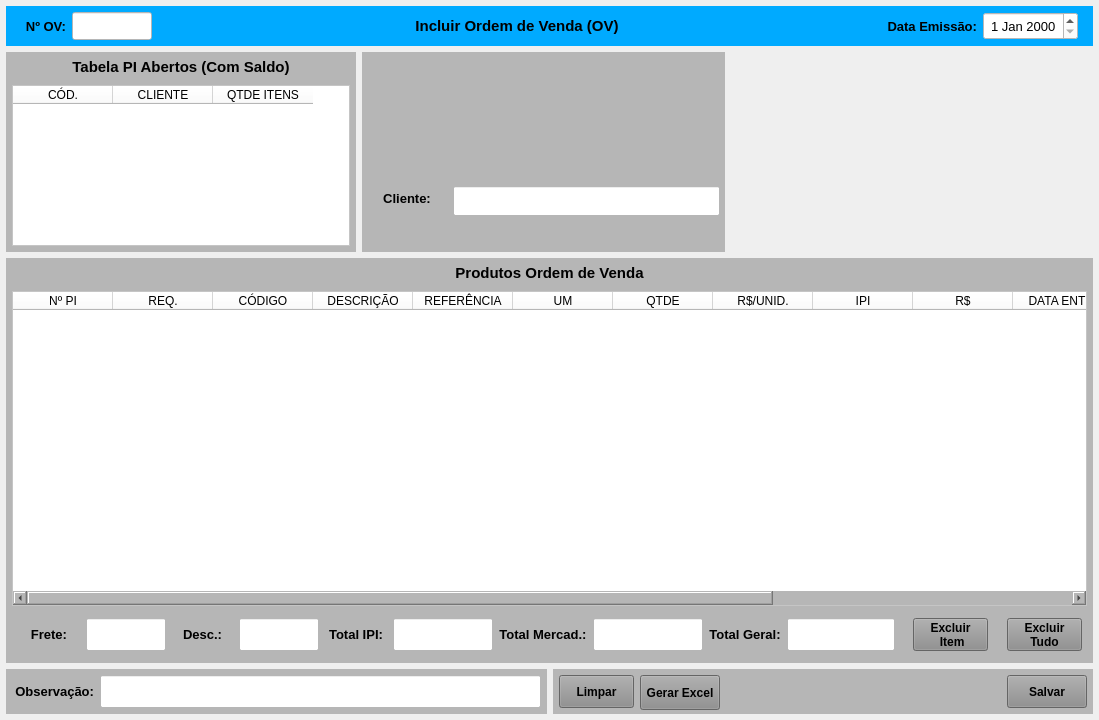
Before: the Qt Designer form forms/tela_ov_incluir.ui in Azevedo84/erp_suzuki, drawn with Qt 5.
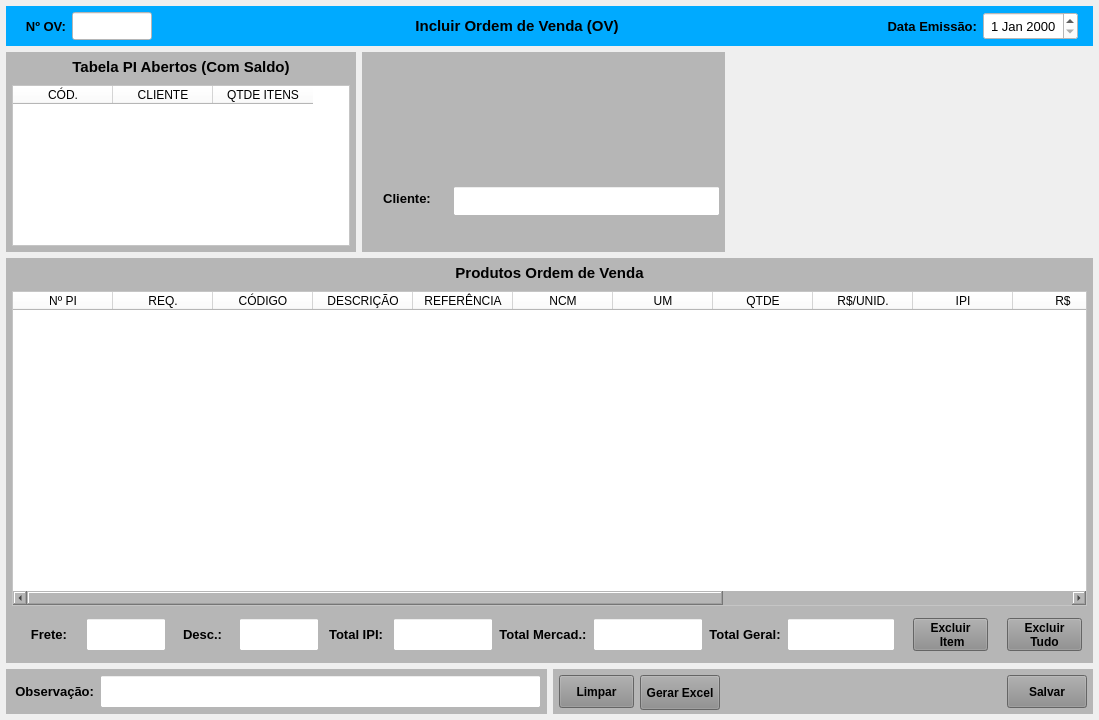
After: the same form once the commit is applied.

The edit to the form file:
```diff
--- a/forms/tela_ov_incluir.ui
+++ b/forms/tela_ov_incluir.ui
@@ -603,6 +603,11 @@
            <string>REFERÊNCIA</string>
           </property>
          </column>
+         <column>
+          <property name="text">
+           <string>NCM</string>
+          </property>
+         </column>
          <column>
           <property name="text">
            <string>UM</string>
```
